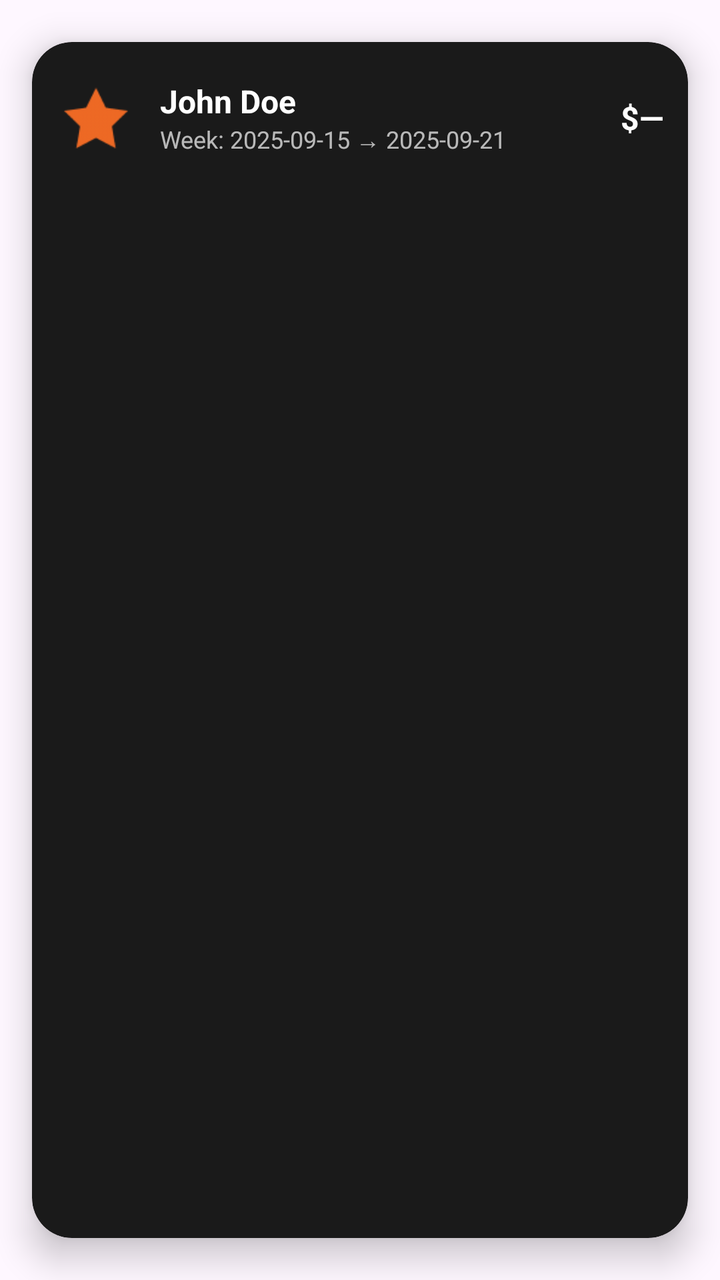
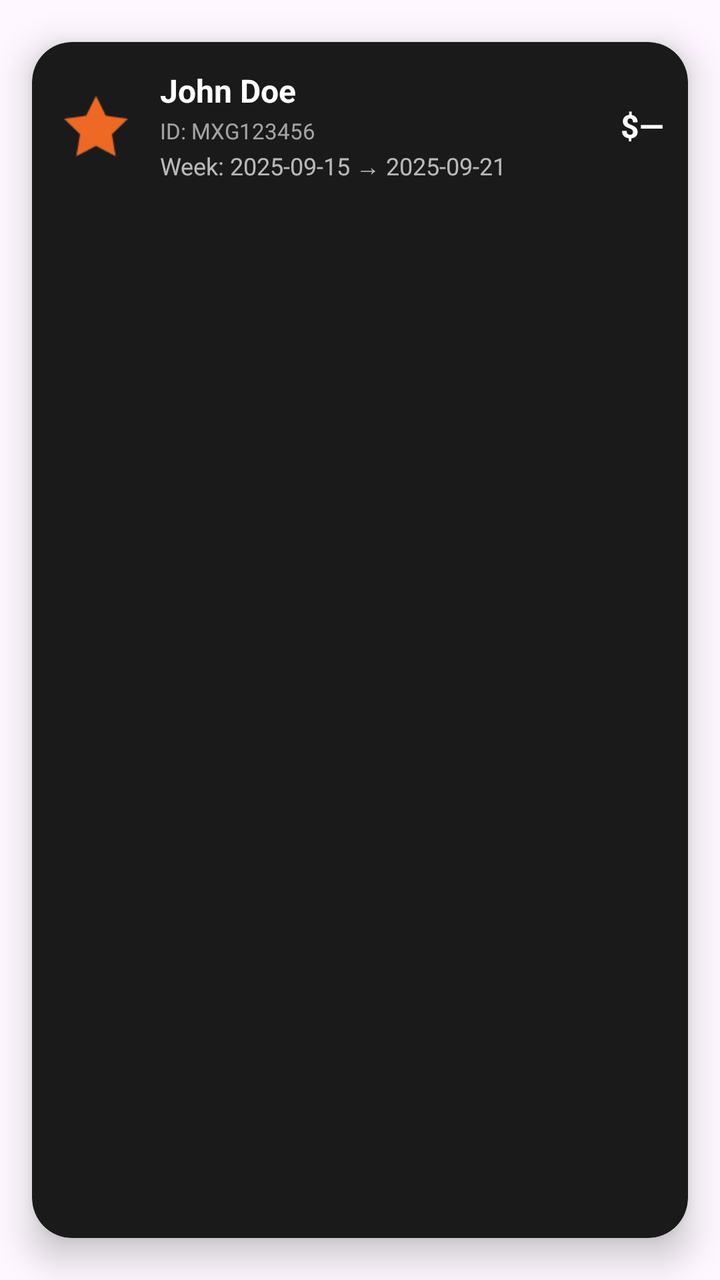

Before-and-after screenshots of an Android layout around one commit, followed by the original layout XML and the change that was made.
<!-- AndroidManifest.xml: application theme Theme.Bitbloom -->
<!-- res/layout/item_winner.xml -->
<?xml version="1.0" encoding="utf-8"?>
<com.google.android.material.card.MaterialCardView xmlns:android="http://schemas.android.com/apk/res/android"
    xmlns:app="http://schemas.android.com/apk/res-auto"
    android:id="@+id/rootCard"
    android:layout_width="match_parent"
    android:layout_height="wrap_content"
    android:minHeight="76dp"
    android:layout_marginBottom="10dp"
    android:clickable="true"
    android:focusable="true"
    android:foreground="?attr/selectableItemBackground"
    app:cardUseCompatPadding="true"
    app:cardCornerRadius="20dp"
    app:cardBackgroundColor="#1A1A1A"
    app:cardElevation="10dp"
    app:strokeWidth="0dp">

    <LinearLayout
        android:layout_width="match_parent"
        android:layout_height="wrap_content"
        android:minHeight="76dp"
        android:orientation="horizontal"
        android:gravity="center_vertical"
        android:paddingStart="12dp"
        android:paddingEnd="12dp"
        android:paddingTop="8dp"
        android:paddingBottom="8dp">

        <ImageView
            android:id="@+id/ivMedal"
            android:layout_width="40dp"
            android:layout_height="40dp"
            android:contentDescription="@null"
            android:src="@drawable/ic_star"
            app:tint="@color/orange" />

        <LinearLayout
            android:layout_width="0dp"
            android:layout_height="wrap_content"
            android:layout_weight="1"
            android:orientation="vertical"
            android:paddingStart="12dp">

            <TextView
                android:id="@+id/tvName"
                android:layout_width="match_parent"
                android:layout_height="wrap_content"
                android:text="John Doe"
                android:textSize="16sp"
                android:textStyle="bold"
                android:textColor="@color/mxg_white"
                android:maxLines="1"
                android:ellipsize="end" />

            <TextView
                android:id="@+id/tvWeek"
                android:layout_width="match_parent"
                android:layout_height="wrap_content"
                android:text="Week: 2025-09-15 → 2025-09-21"
                android:textSize="12sp"
                android:textColor="#B2FFFFFF"
                android:maxLines="1"
                android:ellipsize="end" />
        </LinearLayout>

        <TextView
            android:id="@+id/tvPrize"
            android:layout_width="wrap_content"
            android:layout_height="wrap_content"
            android:text="$—"
            android:textSize="16sp"
            android:textStyle="bold"
            android:textColor="@color/mxg_white"
            android:minWidth="48dp"
            android:gravity="end" />
    </LinearLayout>
</com.google.android.material.card.MaterialCardView>
<!-- resources referenced by this layout -->
<resources>
  <color name="mxg_white">#FFFFFF</color>
  <color name="orange">#EE6924</color>
  <!-- drawable ic_star: png bitmap (drawable, 3678 bytes) -->
  <style name="Theme.Bitbloom" parent="Base.Theme.Bitbloom">
          
          <item name="editTextStyle">@style/Widget.MXG.EditText.WhiteCursor</item>
          <item name="android:editTextStyle">@style/Widget.MXG.EditText.WhiteCursor</item>
  
          
          <item name="android:textCursorDrawable">@drawable/cursor_white</item>
      </style>
  <style name="Base.Theme.Bitbloom" parent="Theme.Material3.DayNight.NoActionBar">
          <item name="android:statusBarColor">@color/mxg_black</item>
          <item name="colorPrimary">@color/mxg_white</item>
          <item name="android:navigationBarColor">@color/mxg_black</item>
          <item name="android:datePickerDialogTheme">@style/BitbloomDatePickerTheme</item>
      </style>
  <style name="Widget.MXG.EditText.WhiteCursor" parent="Widget.AppCompat.EditText">
          <item name="android:textCursorDrawable">@drawable/cursor_white</item>
      </style>
  <!-- drawable cursor_white (drawable) -->
  <?xml version="1.0" encoding="utf-8"?>
  <shape xmlns:android="http://schemas.android.com/apk/res/android">
      <size android:width="2dp"/>
      <solid android:color="@android:color/white"/>
      <corners android:radius="1dp"/>
  </shape>
  <color name="mxg_black">#000000</color>
  <style name="BitbloomDatePickerTheme" parent="ThemeOverlay.MaterialComponents.MaterialAlertDialog">
          <item name="colorAccent">@color/status_bar_color</item> 
          <item name="android:headerBackground">@color/light_status_bar_color
          </item> 
          <item name="android:colorControlHighlight">@color/status_bar_color
          </item> 
          <item name="android:colorControlActivated">@color/status_bar_color
          </item> 
          <item name="android:textColorPrimaryInverse">@color/white</item> 
          <item name="android:textColor">@color/status_bar_color</item> 
          <item name="android:textColorPrimary">?attr/colorOnBackground</item> 
      </style>
  <color name="status_bar_color">#EE6924</color>
  <color name="light_status_bar_color">#EE6924</color>
  <color name="white">#FFFFFFFF</color>
</resources>

<!-- the commit's change to res/layout/item_winner.xml (unified diff, before → after) -->
@@ -4,7 +4,7 @@
     android:id="@+id/rootCard"
     android:layout_width="match_parent"
     android:layout_height="wrap_content"
-    android:minHeight="76dp"
+    android:minHeight="84dp"
     android:layout_marginBottom="10dp"
     android:clickable="true"
     android:focusable="true"
@@ -18,14 +18,15 @@
     <LinearLayout
         android:layout_width="match_parent"
         android:layout_height="wrap_content"
-        android:minHeight="76dp"
+        android:minHeight="84dp"
         android:orientation="horizontal"
         android:gravity="center_vertical"
         android:paddingStart="12dp"
         android:paddingEnd="12dp"
-        android:paddingTop="8dp"
-        android:paddingBottom="8dp">
+        android:paddingTop="10dp"
+        android:paddingBottom="10dp">
 
+        
         <ImageView
             android:id="@+id/ivMedal"
             android:layout_width="40dp"
@@ -34,6 +35,7 @@
             android:src="@drawable/ic_star"
             app:tint="@color/orange" />
 
+        
         <LinearLayout
             android:layout_width="0dp"
             android:layout_height="wrap_content"
@@ -41,6 +43,7 @@
             android:orientation="vertical"
             android:paddingStart="12dp">
 
+            
             <TextView
                 android:id="@+id/tvName"
                 android:layout_width="match_parent"
@@ -52,10 +55,25 @@
                 android:maxLines="1"
                 android:ellipsize="end" />
 
+            
+            <TextView
+                android:id="@+id/tvUserId"
+                android:layout_width="match_parent"
+                android:layout_height="wrap_content"
+                android:layout_marginTop="2dp"
+                android:text="ID: MXG123456"
+                android:textSize="11sp"
+                android:textColor="#99FFFFFF"
+                android:maxLines="1"
+                android:ellipsize="end"
+                android:textIsSelectable="true" />
+
+            
             <TextView
                 android:id="@+id/tvWeek"
                 android:layout_width="match_parent"
                 android:layout_height="wrap_content"
+                android:layout_marginTop="2dp"
                 android:text="Week: 2025-09-15 → 2025-09-21"
                 android:textSize="12sp"
                 android:textColor="#B2FFFFFF"
@@ -63,15 +81,22 @@
                 android:ellipsize="end" />
         </LinearLayout>
 
-        <TextView
-            android:id="@+id/tvPrize"
+        
+        <LinearLayout
             android:layout_width="wrap_content"
-            android:layout_height="wrap_content"
-            android:text="$—"
-            android:textSize="16sp"
-            android:textStyle="bold"
-            android:textColor="@color/mxg_white"
-            android:minWidth="48dp"
-            android:gravity="end" />
+            android:layout_height="match_parent"
+            android:gravity="end|center_vertical">
+
+            <TextView
+                android:id="@+id/tvPrize"
+                android:layout_width="wrap_content"
+                android:layout_height="wrap_content"
+                android:text="$—"
+                android:textSize="16sp"
+                android:textStyle="bold"
+                android:textColor="@color/mxg_white"
+                android:minWidth="56dp"
+                android:gravity="end" />
+        </LinearLayout>
     </LinearLayout>
 </com.google.android.material.card.MaterialCardView>
